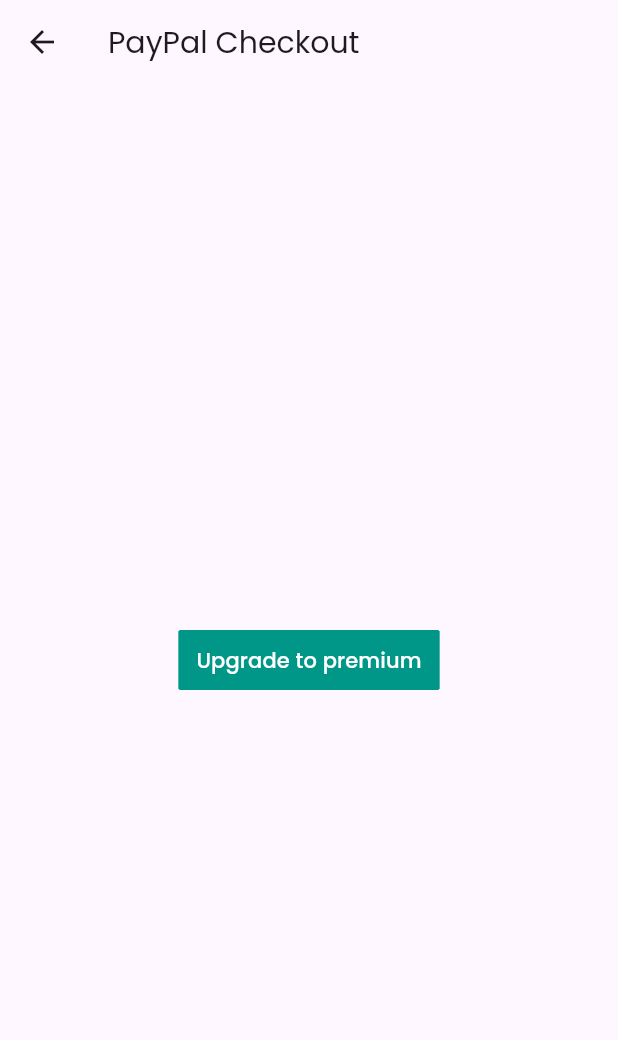
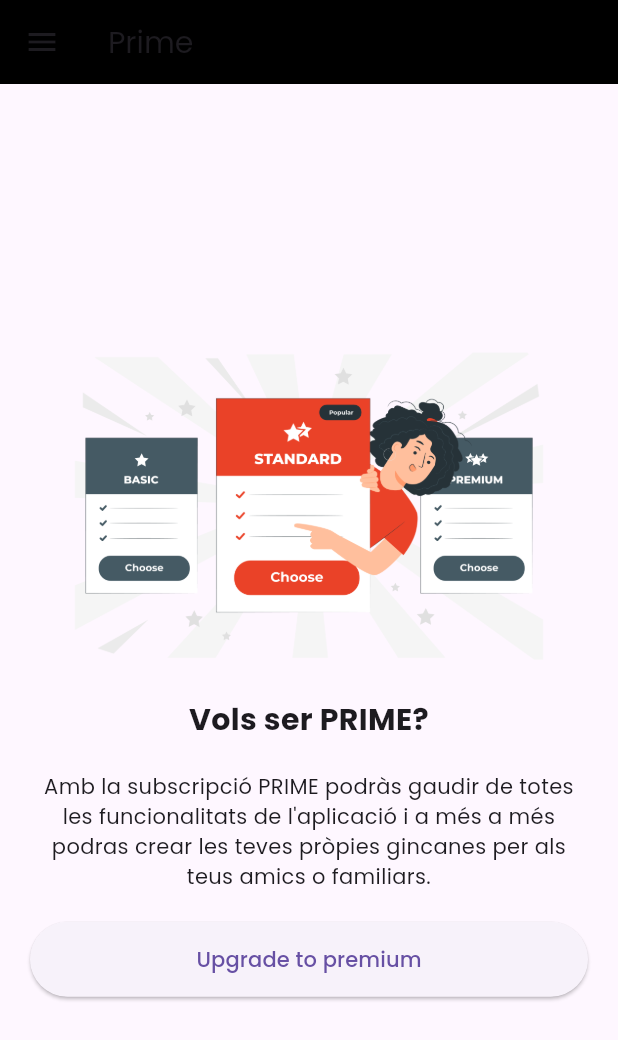
Before and after one commit to espai422-Company/dimonis, a Flutter app: the UpgradeToPremium screen opened by its route, on a phone screen of 412 x 824 dp. Shown: the top 1040 px of the screen. Run offline on Flutter 3.47's test engine with Material 3 defaults, Android fonts, the phone set to English and light mode, and no system bars; our stand-ins replace awesome_dialog, firebase_auth, firebase_core, firebase_database, firebase_storage, google_fonts and 6 more; missing offline and left inert: flutter_paypal_checkout; accounts and stored records are empty; network calls fail; statements that could not run were skipped.

Commit message:
Add getPrime option to SideMenu and improvement upgrade_to_premium screen.

```diff
--- a/lib/screens/upgrade_to_premium.dart
+++ b/lib/screens/upgrade_to_premium.dart
@@ -1,6 +1,5 @@
-import 'package:app_dimonis/screens/paypal.dart';
+import 'package:app_dimonis/widgets/widgets.dart';
 import 'package:flutter/material.dart';
-import 'package:flutter_paypal_checkout/flutter_paypal_checkout.dart';
 
 class UpgradeToPremium extends StatefulWidget {
   const UpgradeToPremium({super.key});
@@ -13,27 +12,49 @@ class _UpgradeToPremiumState extends State<UpgradeToPremium> {
   @override
   Widget build(BuildContext context) {
     return Scaffold(
+      drawer: const SideMenu(),
       appBar: AppBar(
+        backgroundColor: Colors.black,
         title: const Text(
-          "PayPal Checkout",
+          "Prime",
           style: TextStyle(fontSize: 20),
         ),
       ),
-      body: Center(
-        child: TextButton(
-          onPressed: () async {
-            Navigator.of(context).pushNamed('/paypal');
-          },
-          style: TextButton.styleFrom(
-            backgroundColor: Colors.teal,
-            foregroundColor: Colors.white,
-            shape: const BeveledRectangleBorder(
-              borderRadius: BorderRadius.all(
-                Radius.circular(1),
+      body: Padding(
+        padding: const EdgeInsets.all(20),
+        child: Column(
+          mainAxisAlignment: MainAxisAlignment.center,
+          children: [
+            Image.asset(
+              "assets/pricing_plans.png",
+              height: 250,
+            ),
+            const Text(
+              'Vols ser PRIME?',
+              textAlign: TextAlign.center,
+              style: TextStyle(fontSize: 20, fontWeight: FontWeight.w700),
+            ),
+            const SizedBox(
+              height: 20,
+            ),
+            const Text(
+              "Amb la subscripció PRIME podràs gaudir de totes les funcionalitats de l'aplicació i a més a més podras crear les teves pròpies gincanes per als teus amics o familiars.",
+              textAlign: TextAlign.center,
+            ),
+            const SizedBox(
+              height: 20,
+            ),
+            SizedBox(
+              width: double.infinity,
+              height: 50,
+              child: ElevatedButton(
+                onPressed: () {
+                  Navigator.of(context).pushNamed('/paypal');
+                },
+                child: const Text('Upgrade to premium'),
               ),
             ),
-          ),
-          child: const Text('Upgrade to premium'),
+          ],
         ),
       ),
     );
--- a/lib/widgets/side_menu.dart
+++ b/lib/widgets/side_menu.dart
@@ -89,6 +89,15 @@ class _DrawerBody extends StatelessWidget {
           },
         ),
         ProfileMenuWidget(
+          title: "Get Prime",
+          icon: Icons.star_border_purple500,
+          color: color,
+          onPress: () {
+            Navigator.pop(context);
+            Navigator.pushReplacementNamed(context, '/upgrade_to_premium');
+          },
+        ),
+        ProfileMenuWidget(
           title: "Configuració",
           icon: Icons.settings_outlined,
           color: color,
```
Also changed, not shown: assets/pricing_plans.png (added).
